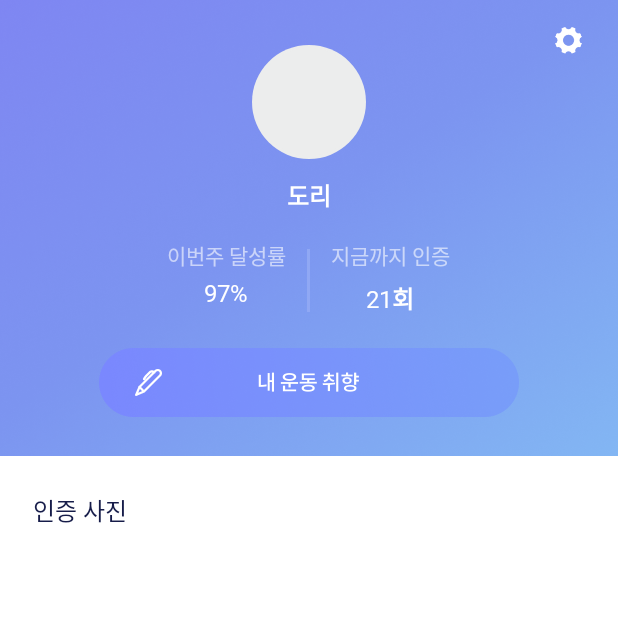
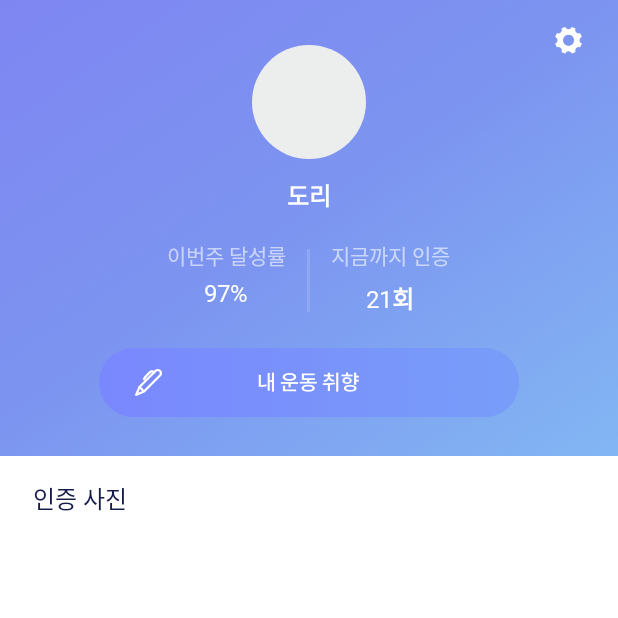
Before and after one commit to TEAMGODORI/GODORI_A, an Android app: the fragment MyInfoTabFragment shown on its own in the app's theme, on a phone screen of 412 x 824 dp, the top half of it. Run offline under Robolectric (Android 15) with nearby library versions, the phone set to English and light mode, and no system bars; libraries missing offline, so code that uses them is left out: com.kakao.sdk; pictures from the network do not load; 1 statement that could not run was skipped.

Commit message:
디자인 수정

```diff
--- a/GODORI/app/src/main/res/layout/fragment_certif_tab.xml
+++ b/GODORI/app/src/main/res/layout/fragment_certif_tab.xml
@@ -76,9 +76,9 @@
                 android:id="@+id/calendarText"
                 android:layout_width="wrap_content"
                 android:layout_height="wrap_content"
-                android:layout_marginTop="20dp"
-                android:layout_marginBottom="10dp"
-                android:fontFamily="@font/notosanskr_medium"
+                android:layout_marginTop="16dp"
+                android:layout_marginBottom="16dp"
+                android:fontFamily="@font/notosanskr_bold"
                 android:includeFontPadding="false"
                 android:letterSpacing="-0.02"
                 android:paddingLeft="22dp"
--- a/GODORI/app/src/main/res/layout/fragment_my_info_tab.xml
+++ b/GODORI/app/src/main/res/layout/fragment_my_info_tab.xml
@@ -142,10 +142,10 @@
                 android:layout_width="wrap_content"
                 android:layout_height="wrap_content"
                 android:includeFontPadding="false"
-                android:layout_marginTop="24dp"
+                android:layout_marginTop="16dp"
                 android:textSize="16sp"
                 android:textColor="#161c49"
-                android:fontFamily="@font/notosanskr_medium"
+                android:fontFamily="@font/notosanskr_bold"
                 android:text="인증 사진"/>
 
             <androidx.recyclerview.widget.RecyclerView
```
